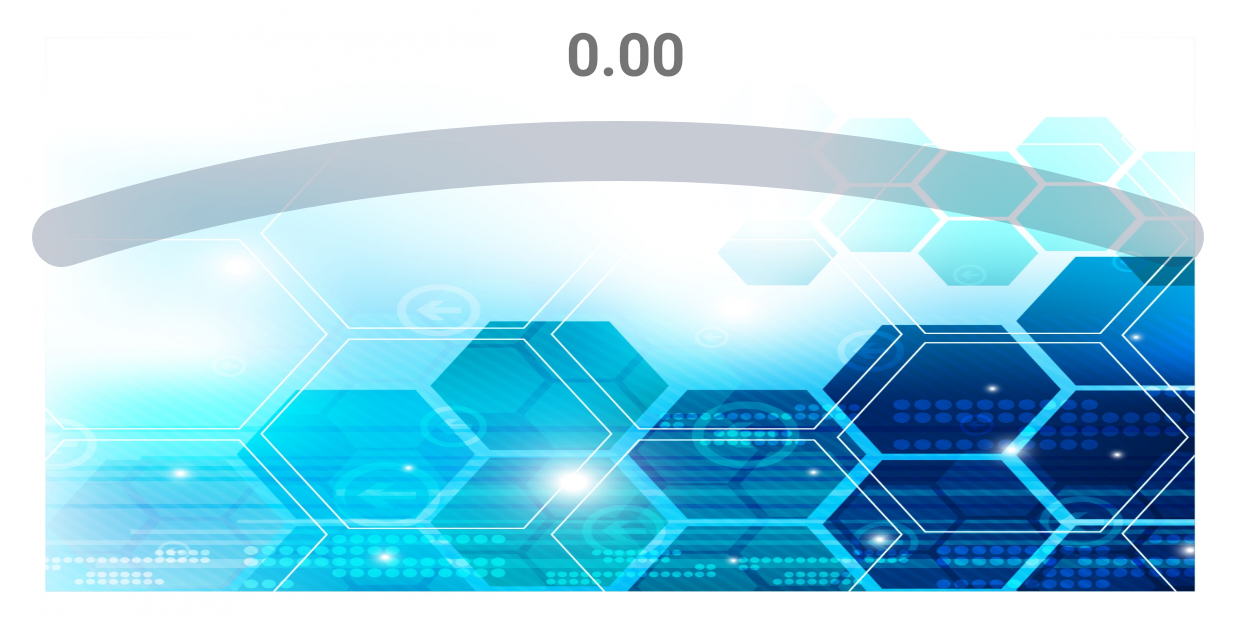
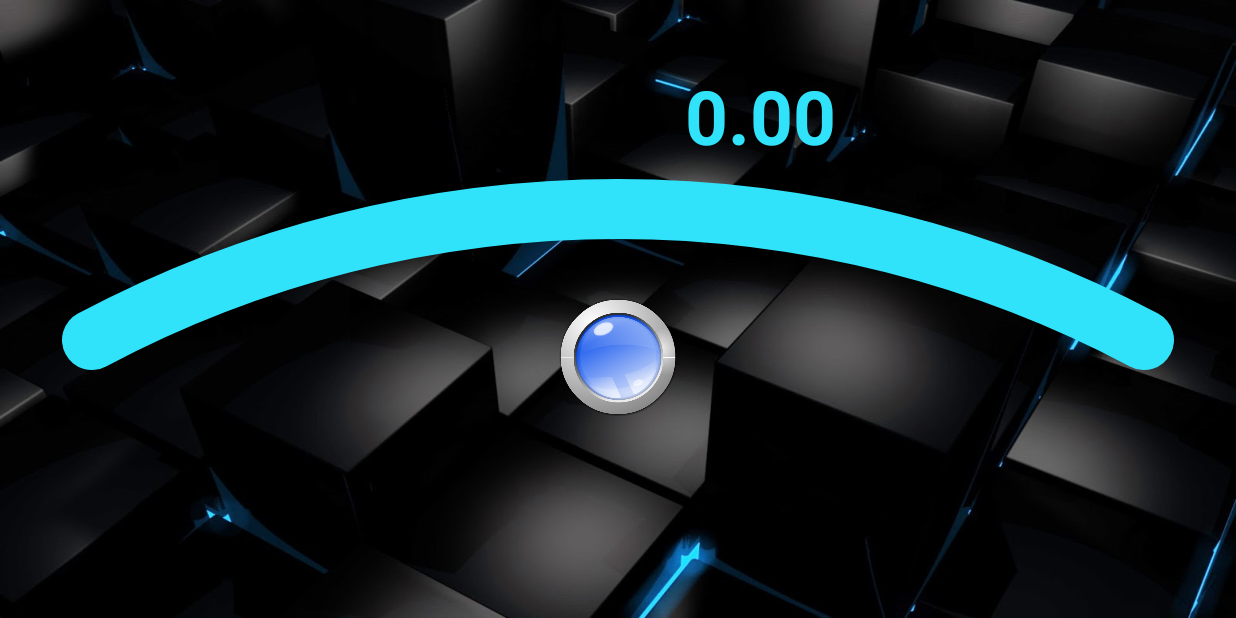
Before and after one commit to jaimelombanag/CustomSlide, an Android app: the screen it shows after launch (MainActivity), on a phone screen of 824 x 412 dp (held sideways). Run offline under Robolectric (Android 15) with nearby library versions, the light colour scheme and no system bars; 2 statements that could not run were skipped.

Commit message:
Cambio de diseño V1.0.2

```diff
--- a/app/build.gradle
+++ b/app/build.gradle
@@ -6,8 +6,8 @@ android {
         applicationId "com.marcinmoskala.arcseekbar.sample"
         minSdkVersion 16
         targetSdkVersion 26
-        versionCode 1001
-        versionName "1.0.1"
+        versionCode 1002
+        versionName "1.0.2"
         testInstrumentationRunner "android.support.test.runner.AndroidJUnitRunner"
     }
     buildTypes {
--- a/app/src/main/res/layout/activity_main.xml
+++ b/app/src/main/res/layout/activity_main.xml
@@ -20,7 +20,7 @@
             android:layout_width="match_parent"
             android:layout_height="wrap_content"
             android:layout_gravity="center_horizontal"
-            android:layout_marginTop="0dp">
+            android:layout_marginTop="35dp">
 
             <com.airbnb.lottie.LottieAnimationView
                 android:id="@+id/animation"
@@ -49,10 +49,11 @@
                 android:layout_width="wrap_content"
                 android:layout_height="wrap_content"
                 android:text="5"
-                android:textSize="40dp"
+                android:textSize="50dp"
                 android:textStyle="bold"
+                android:textColor="#31E3FA"
                 android:layout_marginTop="5dp"
-                android:layout_marginLeft="5dp"
+                android:layout_marginLeft="95dp"
                 android:layout_gravity="center"/>
 
 
@@ -62,28 +63,41 @@
 
         <FrameLayout
             android:layout_width="wrap_content"
-            android:layout_height="wrap_content">
+            android:layout_height="200dp"
+            android:layout_marginTop="10dp">
 
 
             <com.marcinmoskala.arcseekbar.ArcSeekBar
                 android:id="@+id/seekArc"
                 android:layout_width="match_parent"
-                android:layout_height="120dp"
-                android:layout_margin="10dp"
+                android:layout_height="130dp"
+                android:layout_marginLeft="40dp"
+                android:layout_marginRight="40dp"
                 android:padding="10dp"
                 app:progressBackgroundColor="@color/sliderBack"
                 app:progressBackgroundWidth="40dp"
                 app:progress="0"
-                app:progressWidth="20dp"
+                app:progressWidth="10dp"
                 app:roundEdges="true"
                 />
+
+
+
+            <Button
+                android:layout_width="80dp"
+                android:layout_height="80dp"
+                android:layout_gravity="center"
+                android:onClick="InicioConteo"
+                android:background="@drawable/button1"
+                android:layout_marginTop="20dp"/>
 
             <LinearLayout
                 android:layout_width="wrap_content"
                 android:layout_height="50dp"
                 android:orientation="horizontal"
                 android:layout_gravity="center_horizontal"
-                android:layout_marginTop="110dp">
+                android:layout_marginTop="110dp"
+                android:visibility="gone">
 
 
 
@@ -104,6 +118,10 @@
                     android:clickable="true"
                     android:onClick="ConfirmaConteo"
                     android:visibility="gone"/>
+
+
+
+
 
 
             </LinearLayout>
@@ -146,7 +164,7 @@
                 android:gravity="center"
                 android:textSize="100dp"
                 android:textStyle="bold"
-                android:textColor="@color/colorPrimaryDark"
+                android:textColor="@color/colorPrimary"
                 android:layout_marginTop="100dp"/>
 
 
--- a/app/src/main/res/values/colors.xml
+++ b/app/src/main/res/values/colors.xml
@@ -1,13 +1,13 @@
 <?xml version="1.0" encoding="utf-8"?>
 <resources>
-    <color name="colorPrimary">#EF6C00</color>
-    <color name="colorPrimaryDark">#013ADF</color>
+    <color name="colorPrimary">#2962FF</color>
+    <color name="colorPrimaryDark">#FF0000</color>
     <color name="colorAccent">#FF4081</color>
-    <color name="sliderBack">#4227395a</color>
+    <color name="sliderBack">#31E3FA</color>
     <array name="progressGradientColors">
-        <item>#F4FF81</item>
-        <item>#EEFF41</item>
-        <item>#C6FF00</item>
-        <item>#AEEA00</item>
+        <item>#E1F5FE</item>
+        <item>#B3E5FC</item>
+        <item>#81D4FA</item>
+        <item>#4FC3F7</item>
     </array>
 </resources>
```
Also changed, not shown: app/src/main/res/drawable/button1.png (added), app/src/main/res/drawable/fondo.jpg, app/src/main/res/drawable/loading.gif, app/src/main/res/drawable/loading1.gif (added), app/src/main/res/drawable/loading2.gif (added).
